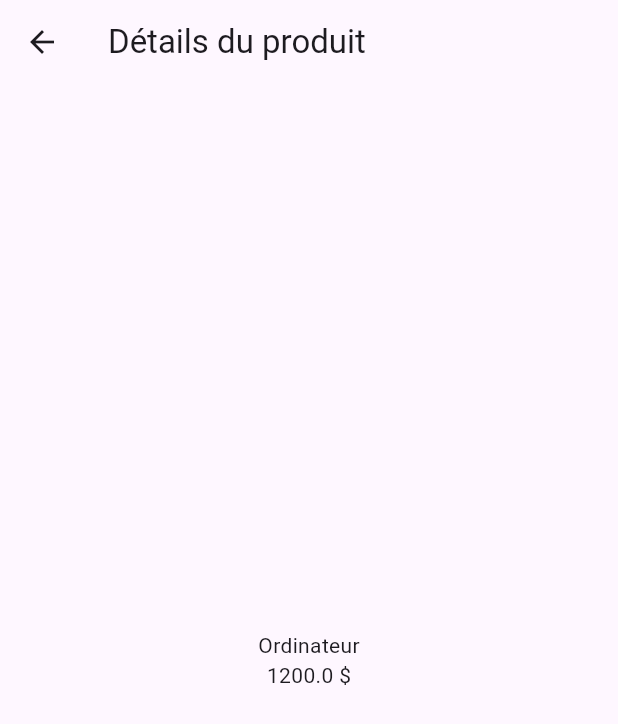
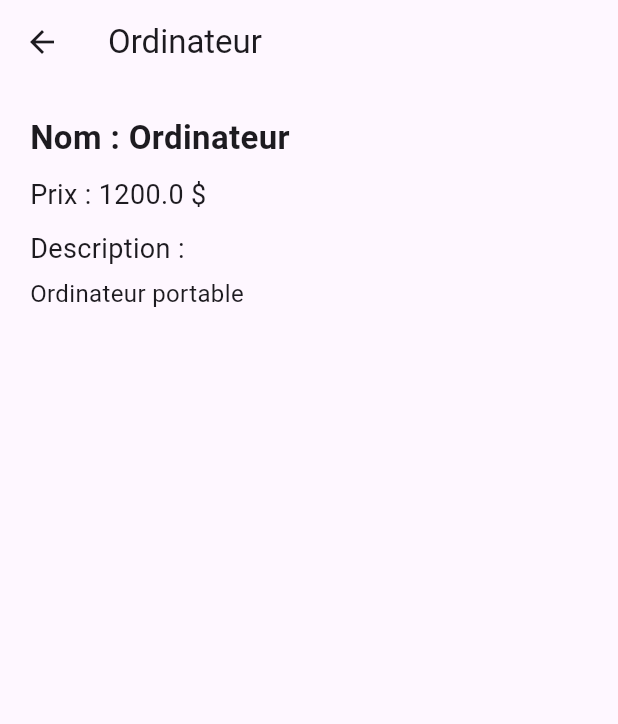
Before and after one commit to Aftisse/Flutter_app_produits, a Flutter app: the screen it shows after launch, after a tap on "Voir", on a phone screen of 412 x 824 dp. Shown: the top 724 px of the screen. Run offline on Flutter 3.47's test engine with Material 3 defaults, Android fonts, the phone set to English and light mode, and no system bars.

Commit message:
Ajout de la page details du produit

```diff
--- a/lib/pages/details_produit_page.dart
+++ b/lib/pages/details_produit_page.dart
@@ -1,30 +1,50 @@
 import 'package:flutter/material.dart';
+import '../models/produit.dart';
 
 class DetailsProduitPage extends StatelessWidget {
-  final String nom;
-  final double prix;
+  final Produit produit;
 
   const DetailsProduitPage({
     super.key,
-    required this.nom,
-    required this.prix,
+    required this.produit,
   });
 
   @override
   Widget build(BuildContext context) {
     return Scaffold(
       appBar: AppBar(
-        title: const Text('Détails du produit'),
+        title: Text(produit.nom),
       ),
-      body: Center(
+      body: Padding(
+        padding: const EdgeInsets.all(20),
         child: Column(
-          mainAxisAlignment: MainAxisAlignment.center,
+          crossAxisAlignment: CrossAxisAlignment.start,
           children: [
-            Text(nom),
-            Text('$prix \$'),
+            Text(
+              'Nom : ${produit.nom}',
+              style: const TextStyle(
+                fontSize: 22,
+                fontWeight: FontWeight.bold,
+              ),
+            ),
+            const SizedBox(height: 10),
+            Text(
+              'Prix : ${produit.prix} \$',
+              style: const TextStyle(fontSize: 18),
+            ),
+            const SizedBox(height: 10),
+            const Text(
+              'Description :',
+              style: TextStyle(fontSize: 18),
+            ),
+            const SizedBox(height: 5),
+            Text(
+              produit.description,
+              style: const TextStyle(fontSize: 16),
+            ),
           ],
         ),
       ),
     );
-  }
+    }
 }
--- a/lib/pages/liste_produits_page.dart
+++ b/lib/pages/liste_produits_page.dart
@@ -46,9 +46,8 @@ class ListeProduitsPage extends StatelessWidget {
           context,
           MaterialPageRoute(
             builder: (context) => DetailsProduitPage(
-              nom: produit.nom,
-              prix: produit.prix,
-            ),
+           produit: produit,
+),
           ),
         );
       },
```
